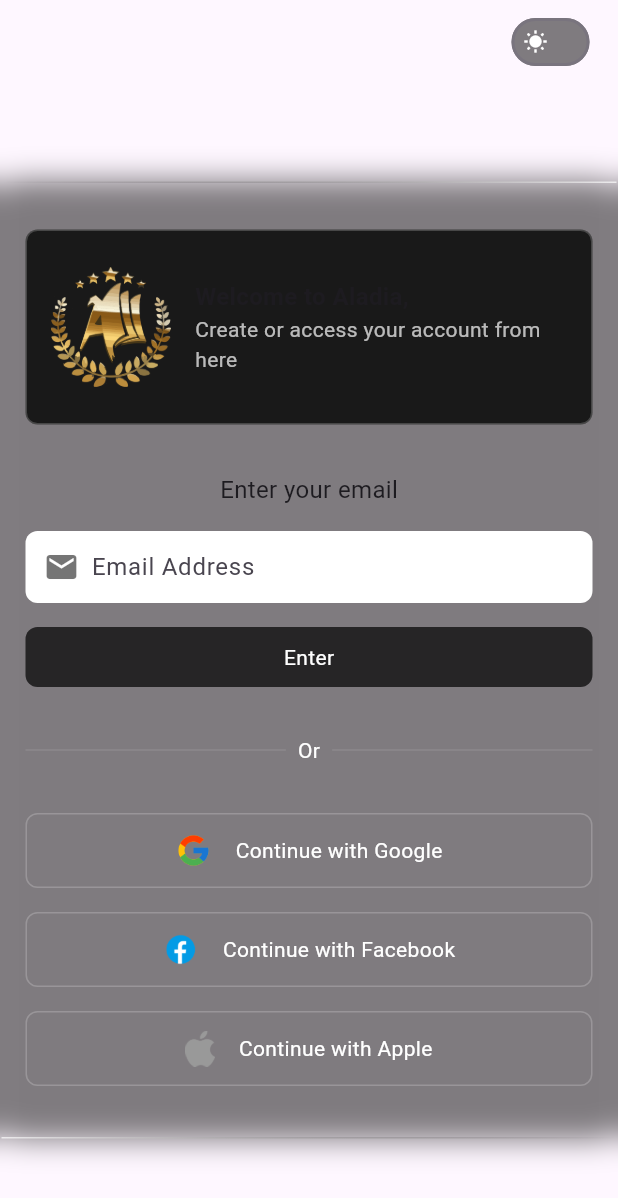
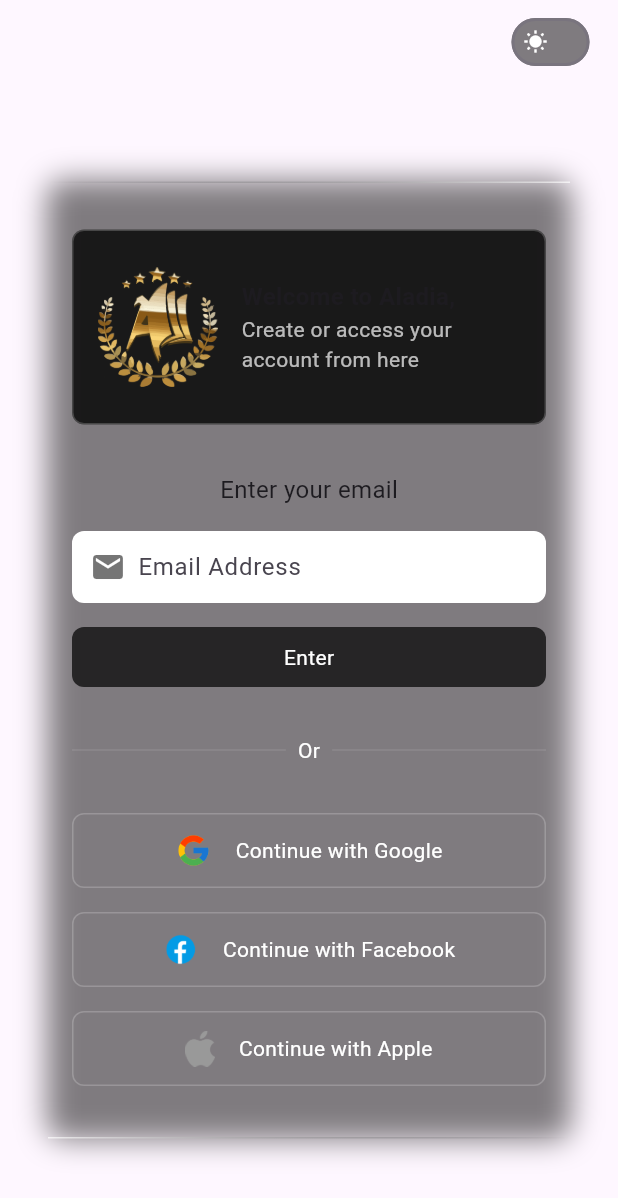
Before and after one commit to BiniyamAM/aladia_flutter_project, a Flutter app: the screen it shows after launch, on a phone screen of 412 x 824 dp. Shown: the top 1198 px of the screen. Run offline on Flutter 3.47's test engine with Material 3 defaults, Android fonts, the phone set to English and light mode, and no system bars.

Commit message:
feat: the flutter set up and  some ui with light and dark mode

```diff
--- a/lib/pages/home.dart
+++ b/lib/pages/home.dart
@@ -51,12 +51,13 @@ class _HomeState extends State<Home> {
         ],
       ),
       body: Center(
+        // widthFactor: 380,
         child: Container(
           height: 640,
-          width: 416,
+          width: 350,
           decoration: BoxDecoration(
             borderRadius: BorderRadius.circular(12),
-            border: Border.all(color: Colors.white.withOpacity(0.1)),
+            border: Border.all(color: Colors.white.withOpacity(0.2)),
             color: Colors.black.withOpacity(0.5),
           ),
           child: BackdropFilter(
```
